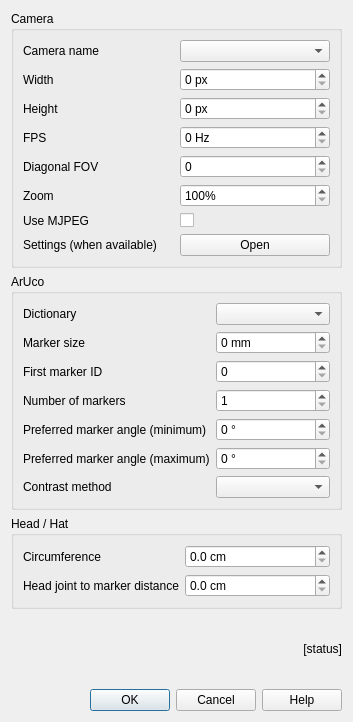
opentrack/opentrack, file tracker-papertracker/papertracker.ui: the form before one commit.
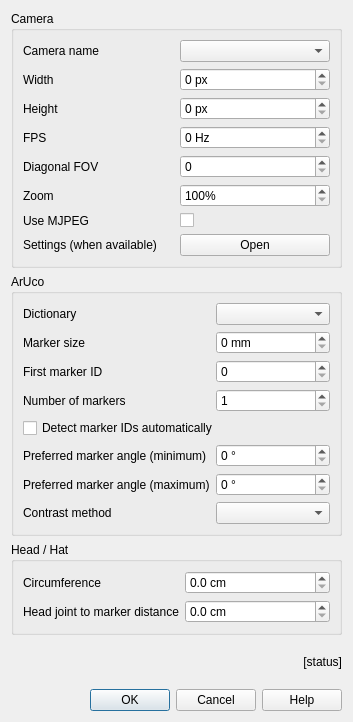
The form after the commit. Icons and pictures are not drawn.

Commit message: PaperTracker: add automatic marker ID detection

The edit to the form file:
```diff
--- a/tracker-papertracker/papertracker.ui
+++ b/tracker-papertracker/papertracker.ui
@@ -134,6 +134,13 @@
         </property>
        </widget>
       </item>
+      <item row="5" column="1" colspan="2">
+       <widget class="QCheckBox" name="cbAutoDetectMarkerIDs">
+        <property name="text">
+         <string>Detect marker IDs automatically</string>
+        </property>
+       </widget>
+      </item>
       <item row="10" column="2">
        <widget class="QComboBox" name="cmbArucoContrastMethod"/>
       </item>
```
Left out of the diff: 1 changed line with no effect on the pictures. The commit also changes 5 other files.
